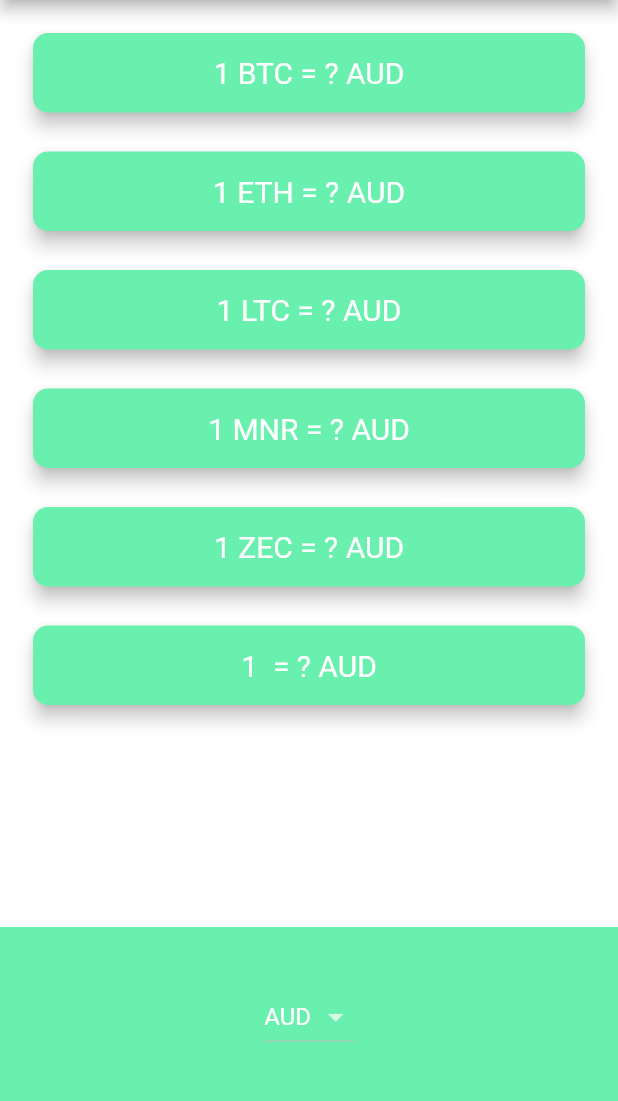
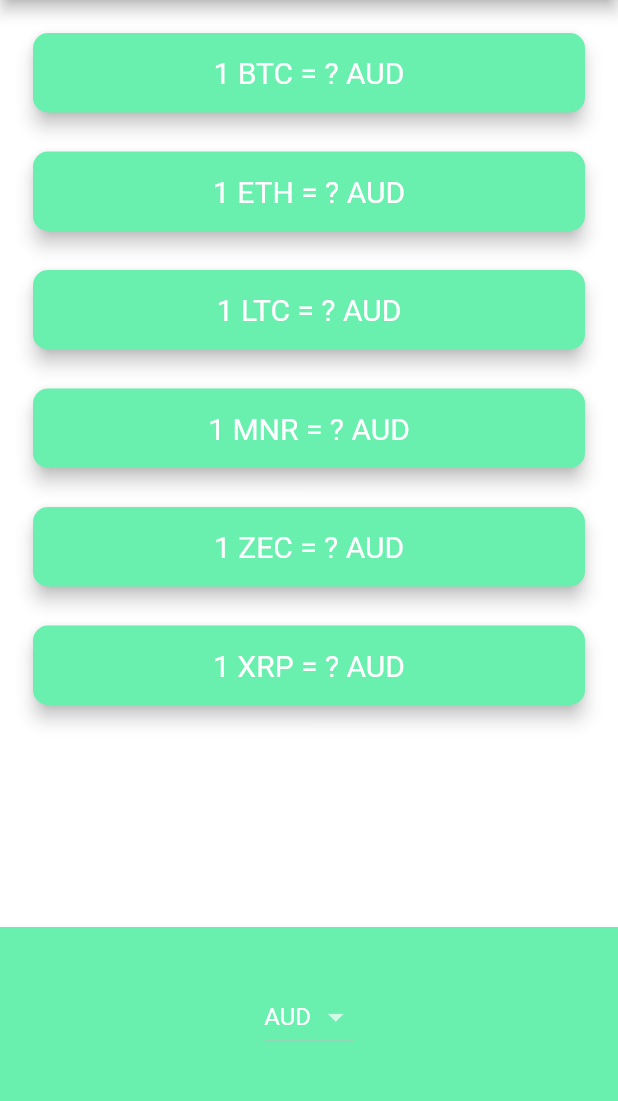
Before and after one commit to bocahrokok/bitcoin-flutter, a Flutter app: the screen it shows after launch, on a phone screen of 412 x 824 dp, the part 84-1185 px from its top. Run offline on Flutter 3.47's test engine with Material 2 defaults, Android fonts, the phone set to English and light mode, and no system bars; network calls fail.

Commit message:
commit 1 mbengi

```diff
--- a/lib/coin_data.dart
+++ b/lib/coin_data.dart
@@ -22,10 +22,17 @@ const List<String> currenciesList = [
   'SEK',
   'SGD',
   'USD',
-  'ZAR'
+  'ZAR',
 ];
 
-const List<String> cryptoList = ['BTC', 'ETH', 'LTC', 'MNR', 'ZEC', ''];
+const List<String> cryptoList = [
+  'BTC',
+  'ETH',
+  'LTC',
+  'MNR',
+  'ZEC',
+  'XRP',
+];
 
 const bitcoinAverageURL =
     'https://apiv2.bitcoinaverage.com/indices/global/ticker';
```
